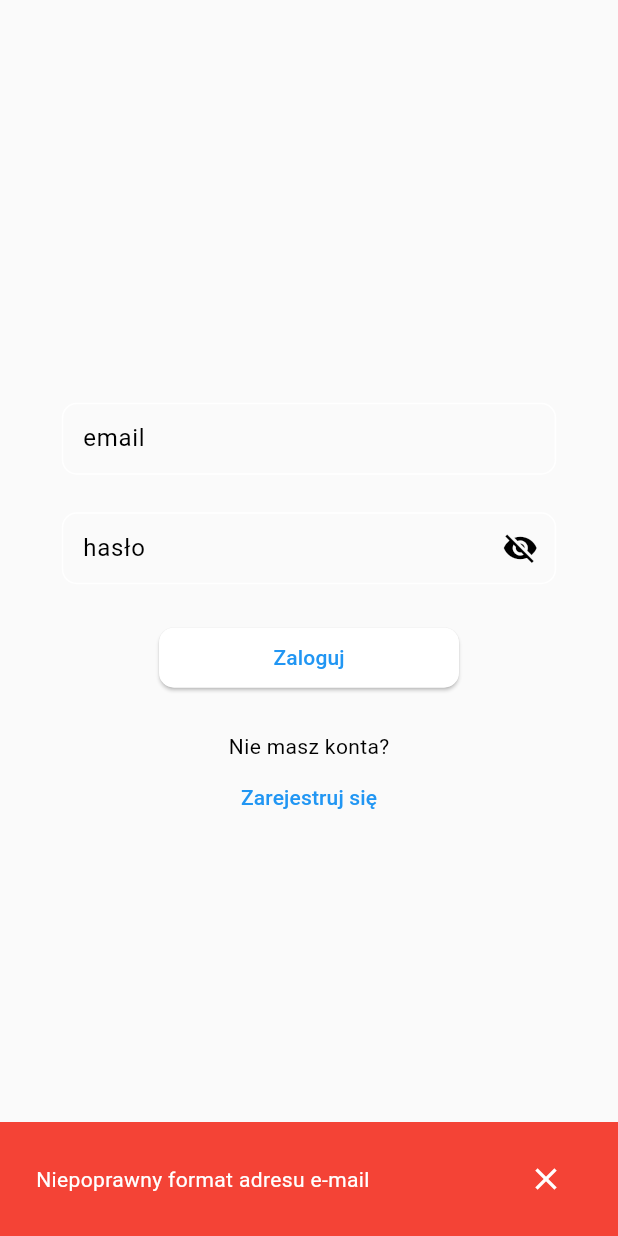
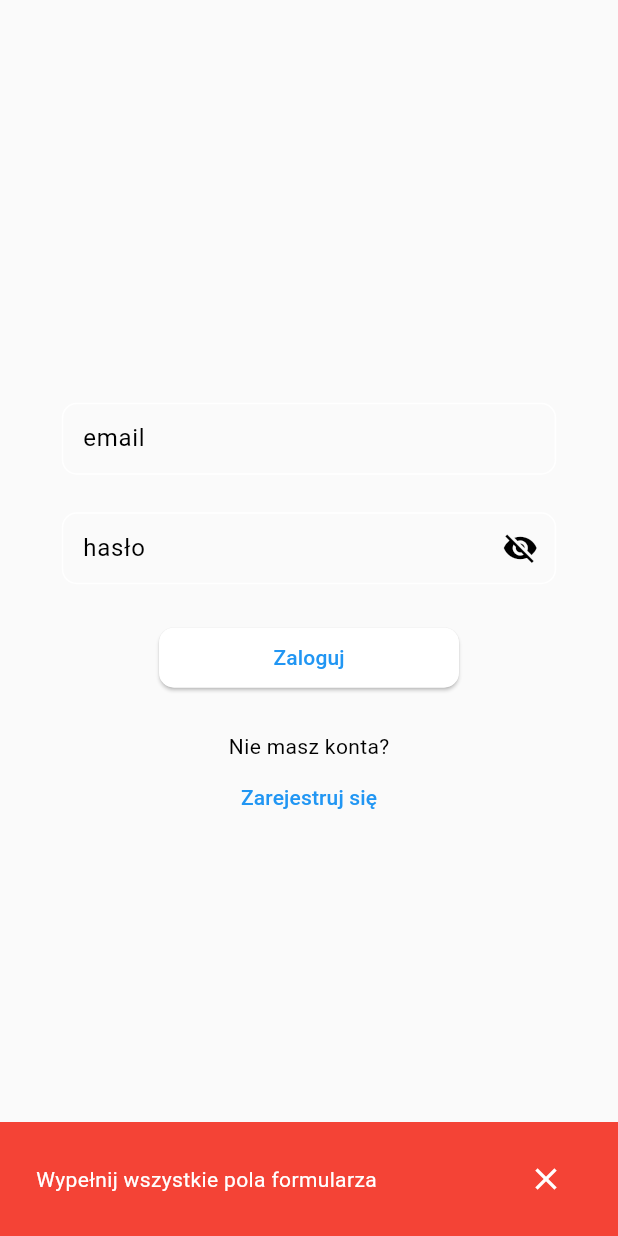
Before and after one commit to Ja-ku-ba/Watchdog-mobile-app, a Flutter app: the screen it shows after launch, after a tap on "Zaloguj", on a phone screen of 412 x 824 dp. Run offline on Flutter 3.47's test engine with Material 3 defaults, Android fonts, the phone set to English and light mode, and no system bars; our stand-ins replace dio, flutter_dotenv, jwt_decoder, shared_preferences, video_player.

Commit message:
fixes with sackbar

```diff
--- a/lib/components/snackBars.dart
+++ b/lib/components/snackBars.dart
@@ -1,6 +1,7 @@
 import 'package:flutter/material.dart';
 
 void showErrorSnackBar(BuildContext context, String message) {
+  // ScaffoldMessenger.of(context).clearSnackBars();
   ScaffoldMessenger.of(context).showSnackBar(
     SnackBar(
       backgroundColor: Colors.red,
--- a/lib/views/auth/login.dart
+++ b/lib/views/auth/login.dart
@@ -33,7 +33,7 @@ class _LoginPageState extends State<LoginPage> {
     final password = passwordController.text.trim();
 
     if (email.isEmpty | password.isEmpty) {
-      showErrorSnackBar(context, "Niepoprawny format adresu e-mail");
+      showErrorSnackBar(context, "Wypełnij wszystkie pola formularza");
       return;
     }
 
@@ -46,10 +46,11 @@ class _LoginPageState extends State<LoginPage> {
       return;
     }
 
+    ScaffoldMessenger.of(context).clearSnackBars();
     final (success: status, error: message) = await AuthService.login(email, password);
     if (status) {
       Navigator.of(context).pushReplacementNamed('/home');
-    } else if(!status && message != null) {
+    } else if(message != null) {
       showErrorSnackBar(context, message);
     } else {
       showErrorSnackBar(context, "Coś ewidentnie, poszło nie tak");
--- a/lib/views/auth/register.dart
+++ b/lib/views/auth/register.dart
@@ -35,7 +35,7 @@ class _RegisterPageState extends State<RegisterPage> {
           content: Row(
             mainAxisAlignment: MainAxisAlignment.spaceBetween,
             children: [
-              Expanded(child: Text('Wypełnij oba pola formularza')),
+              Expanded(child: Text('Wypełnij wszystkie pola formularza')),
               IconButton(
                   onPressed: () {
                     ScaffoldMessenger.of(context).hideCurrentSnackBar();
```
